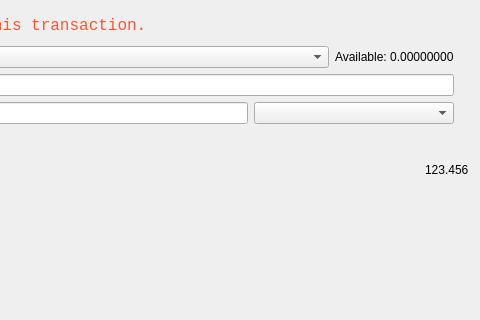
First picture: the form in src/qt/forms/sendmpdialog.ui, repository cimelli/RpdSource, before the edit; both pictures show x 720 to 1200 and y 0 to 320 of the 1200 by 750 pixel window.
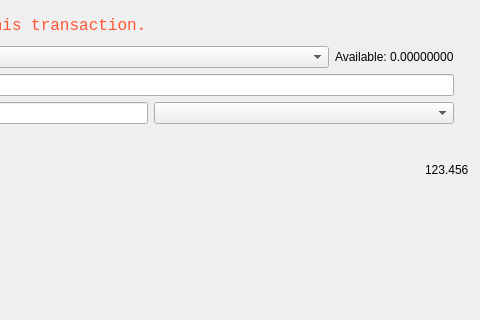
Second picture: the form after the edit.

Diff of the .ui file:
```diff
--- a/src/qt/forms/sendmpdialog.ui
+++ b/src/qt/forms/sendmpdialog.ui
@@ -203,13 +203,13 @@
           <widget class="QComboBox" name="propertyComboBox">
            <property name="sizePolicy">
             <sizepolicy hsizetype="Fixed" vsizetype="Fixed">
-             <horstretch>0</horstretch>
+             <horstretch>1</horstretch>
              <verstretch>0</verstretch>
             </sizepolicy>
            </property>
            <property name="minimumSize">
             <size>
-             <width>200</width>
+             <width>300</width>
              <height>0</height>
             </size>
            </property>
```
